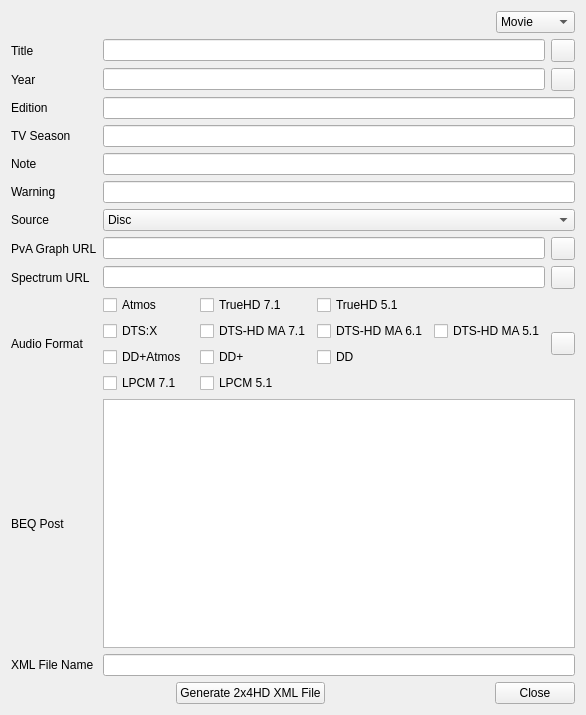
Qt form src/main/python/ui/postbuilder.ui (3ll3d00d/beqdesigner) before a commit.
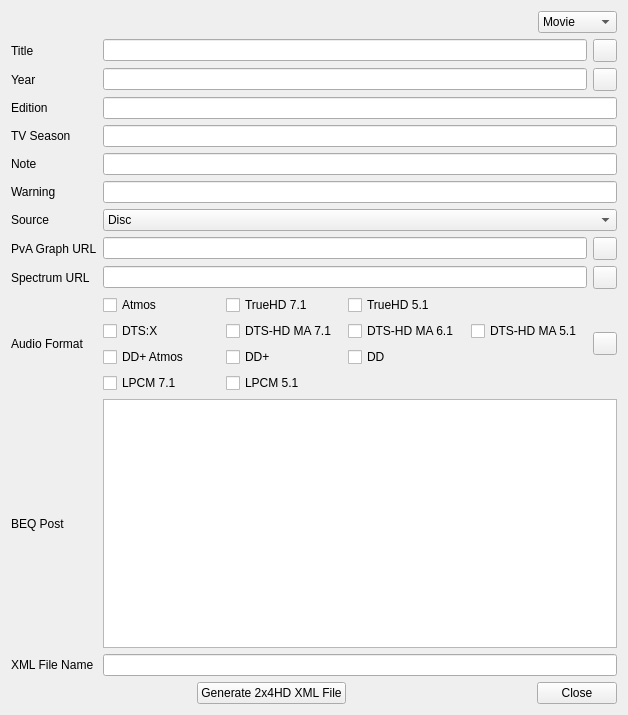
The same form after that commit.

Diff of the .ui file:
```diff
--- a/src/main/python/ui/postbuilder.ui
+++ b/src/main/python/ui/postbuilder.ui
@@ -6,7 +6,7 @@
    <rect>
     <x>0</x>
     <y>0</y>
-    <width>586</width>
+    <width>628</width>
     <height>715</height>
    </rect>
   </property>
@@ -329,7 +329,7 @@
        <item row="4" column="0">
         <widget class="QCheckBox" name="ddAtmosCheckBox">
          <property name="text">
-          <string>DD+Atmos</string>
+          <string>DD+ Atmos</string>
          </property>
         </widget>
        </item>
```
